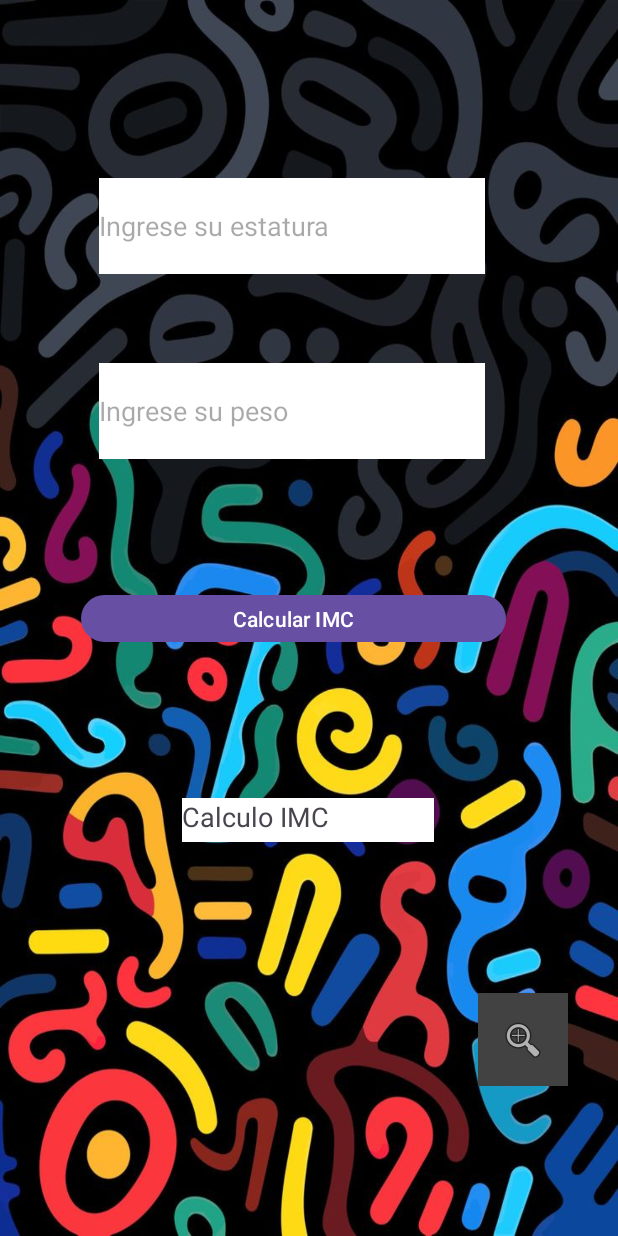
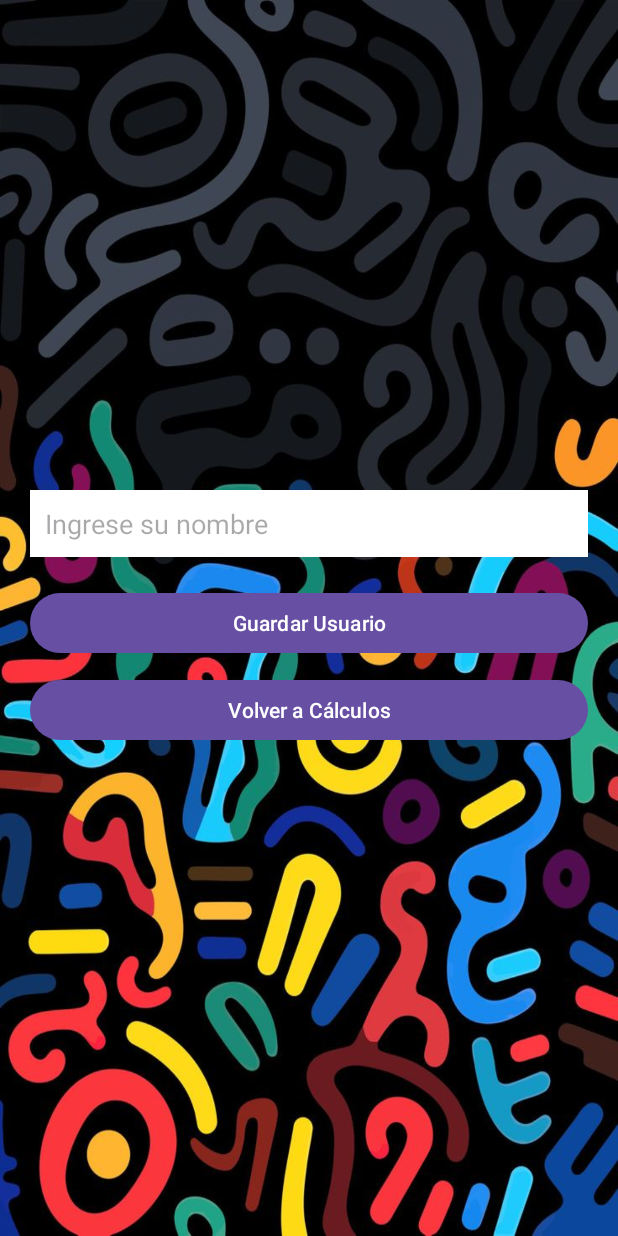
Before and after one commit to FernandoGuevaraD/AndroidStudio, an Android app: the screen it shows after launch (MainActivity before the commit, RegistrarUsuarioActivity after it), on a phone screen of 412 x 824 dp. Run offline under Robolectric (Android 15) with nearby library versions, the phone set to English and light mode, and no system bars.

Commit message:
usuario Completos

```diff
--- a/app/src/main/AndroidManifest.xml
+++ b/app/src/main/AndroidManifest.xml
@@ -32,5 +32,8 @@
             android:name=".HistoricosActivity"
             android:exported="true"/>
 
+        <activity android:name=".RegistrarUsuarioActivity" android:exported="true"/>
+
+
     </application>
 </manifest>
--- a/app/src/main/java/com/example/myfirstproject/IMCDatabaseHelper.kt
+++ b/app/src/main/java/com/example/myfirstproject/IMCDatabaseHelper.kt
@@ -10,58 +10,95 @@ class IMCDatabaseHelper(context: Context) :
 
     companion object {
         private const val DATABASE_NAME = "imc.db"
-        private const val DATABASE_VERSION = 1
-        private const val TABLE_NAME = "historicos"
-        private const val COLUMN_ID = "id"
-        private const val COLUMN_FECHA = "fecha"
-        private const val COLUMN_HORA = "hora"
-        private const val COLUMN_IMC = "imc"
-        private const val COLUMN_ESTADO = "estado"
+        private const val DATABASE_VERSION = 2 // ← sube versión si ya tenías instalada la app
+        private const val TABLE_HISTORICOS = "historicos"
+        private const val TABLE_USUARIO = "usuario"
     }
 
     override fun onCreate(db: SQLiteDatabase) {
-        val createTable = """
-            CREATE TABLE $TABLE_NAME (
-                $COLUMN_ID INTEGER PRIMARY KEY AUTOINCREMENT,
-                $COLUMN_FECHA TEXT,
-                $COLUMN_HORA TEXT,
-                $COLUMN_IMC REAL,
-                $COLUMN_ESTADO TEXT
+        val createTableHistoricos = """
+            CREATE TABLE $TABLE_HISTORICOS (
+                id INTEGER PRIMARY KEY AUTOINCREMENT,
+                fecha TEXT,
+                hora TEXT,
+                imc REAL,
+                estado TEXT,
+                usuario TEXT
             )
         """.trimIndent()
-        db.execSQL(createTable)
+
+        val createTableUsuario = """
+            CREATE TABLE $TABLE_USUARIO (
+                id INTEGER PRIMARY KEY AUTOINCREMENT,
+                nombre TEXT
+            )
+        """.trimIndent()
+
+        db.execSQL(createTableHistoricos)
+        db.execSQL(createTableUsuario)
     }
 
     override fun onUpgrade(db: SQLiteDatabase, oldVersion: Int, newVersion: Int) {
-        db.execSQL("DROP TABLE IF EXISTS $TABLE_NAME")
+        db.execSQL("DROP TABLE IF EXISTS $TABLE_HISTORICOS")
+        db.execSQL("DROP TABLE IF EXISTS $TABLE_USUARIO")
         onCreate(db)
     }
 
-    fun insertarRegistro(fecha: String, hora: String, imc: Float, estado: String) {
+    // -------------------------
+    // Funciones para usuario
+    // -------------------------
+    fun guardarUsuario(nombre: String) {
+        val db = writableDatabase
+        db.execSQL("DELETE FROM $TABLE_USUARIO") // Solo permitimos un usuario activo
+        val values = ContentValues().apply {
+            put("nombre", nombre)
+        }
+        db.insert(TABLE_USUARIO, null, values)
+        db.close()
+    }
+
+    fun obtenerUsuario(): String? {
+        val db = readableDatabase
+        val cursor = db.rawQuery("SELECT nombre FROM $TABLE_USUARIO LIMIT 1", null)
+        var nombre: String? = null
+        if (cursor.moveToFirst()) {
+            nombre = cursor.getString(0)
+        }
+        cursor.close()
+        db.close()
+        return nombre
+    }
+
+    // -------------------------
+    // Funciones para historicos
+    // -------------------------
+    fun insertarRegistro(fecha: String, hora: String, imc: Float, estado: String, usuario: String) {
         val db = writableDatabase
         val values = ContentValues().apply {
-            put(COLUMN_FECHA, fecha)
-            put(COLUMN_HORA, hora)
-            put(COLUMN_IMC, imc)
-            put(COLUMN_ESTADO, estado)
+            put("fecha", fecha)
+            put("hora", hora)
+            put("imc", imc)
+            put("estado", estado)
+            put("usuario", usuario)
         }
-        db.insert(TABLE_NAME, null, values)
+        db.insert(TABLE_HISTORICOS, null, values)
         db.close()
     }
 
     fun obtenerRegistros(): List<String> {
         val lista = mutableListOf<String>()
         val db = readableDatabase
-        val cursor = db.rawQuery("SELECT * FROM $TABLE_NAME ORDER BY $COLUMN_ID DESC", null)
+        val cursor = db.rawQuery("SELECT * FROM $TABLE_HISTORICOS ORDER BY id DESC", null)
 
         if (cursor.moveToFirst()) {
             do {
-                val fecha = cursor.getString(cursor.getColumnIndexOrThrow(COLUMN_FECHA))
-                val hora = cursor.getString(cursor.getColumnIndexOrThrow(COLUMN_HORA))
-                val imc = cursor.getFloat(cursor.getColumnIndexOrThrow(COLUMN_IMC))
-                val estado = cursor.getString(cursor.getColumnIndexOrThrow(COLUMN_ESTADO))
+                val fecha = cursor.getString(cursor.getColumnIndexOrThrow("fecha"))
+                val hora = cursor.getString(cursor.getColumnIndexOrThrow("hora"))
+                val imc = cursor.getFloat(cursor.getColumnIndexOrThrow("imc"))
+                val estado = cursor.getString(cursor.getColumnIndexOrThrow("estado"))
+                val usuario = cursor.getString(cursor.getColumnIndexOrThrow("usuario"))
 
-                lista.add("$fecha $hora\nIMC: %.2f - $estado".format(imc))
+                lista.add("Usuario: $usuario\n$fecha $hora\nIMC: %.2f - $estado".format(imc))
             } while (cursor.moveToNext())
         }
         cursor.close()
--- /dev/null
+++ b/app/src/main/java/com/example/myfirstproject/RegistrarUsuarioActivity.kt
@@ -0,0 +1,39 @@
+package com.example.myfirstproject
+
+import android.content.Intent
+import androidx.appcompat.app.AppCompatActivity
+import android.os.Bundle
+import android.widget.Button
+import android.widget.EditText
+import android.widget.Toast
+
+class RegistrarUsuarioActivity : AppCompatActivity() {
+    override fun onCreate(savedInstanceState: Bundle?) {
+        super.onCreate(savedInstanceState)
+        setContentView(R.layout.activity_registrar_usuario)
+
+        val editNombre = findViewById<EditText>(R.id.editNombre)
+        val botonGuardar = findViewById<Button>(R.id.botonGuardar)
+        val botonVolver = findViewById<Button>(R.id.botonVolver)
+
+        val dbHelper = IMCDatabaseHelper(this)
+
+        botonGuardar.setOnClickListener {
+            val nombre = editNombre.text.toString().trim()
+            if (nombre.isNotEmpty()) {
+                dbHelper.guardarUsuario(nombre)
+                Toast.makeText(this, "Usuario guardado", Toast.LENGTH_SHORT).show()
+
+                val intent = Intent(this, MainActivity::class.java)
+                startActivity(intent)
+                finish()
+            } else {
+                Toast.makeText(this, "Ingrese un nombre", Toast.LENGTH_SHORT).show()
+            }
+        }
+
+        botonVolver.setOnClickListener {
+            finish() // Regresar a MainActivity si ya existe un usuario
+        }
+    }
+}
--- a/app/src/main/java/com/example/myfirstproject/SplashActivity.kt
+++ b/app/src/main/java/com/example/myfirstproject/SplashActivity.kt
@@ -2,19 +2,28 @@ package com.example.myfirstproject
 
 import android.content.Intent
 import android.os.Bundle
-import androidx.appcompat.app.AppCompatActivity
 import android.os.Handler
 import android.os.Looper
+import androidx.appcompat.app.AppCompatActivity
 
 class SplashActivity : AppCompatActivity() {
     override fun onCreate(savedInstanceState: Bundle?) {
         super.onCreate(savedInstanceState)
         setContentView(R.layout.activity_splash)
 
-        // Espera 4 segundos y abre MainActivity
+        // Espera 4 segundos y luego decide a qué pantalla ir
         Handler(Looper.getMainLooper()).postDelayed({
-            startActivity(Intent(this, MainActivity::class.java))
+            val dbHelper = IMCDatabaseHelper(this)
+            val usuario = dbHelper.obtenerUsuario()
+
+            val intent = if (usuario == null) {
+                Intent(this, RegistrarUsuarioActivity::class.java)
+            } else {
+                Intent(this, MainActivity::class.java)
+            }
+
+            startActivity(intent)
             finish() // Cierra el Splash para que no regrese al presionar "back"
-        }, 2000)
+        }, 2000) // ← aquí pon 4000 si quieres 4 segundos, ahora tienes 2000 (2 seg)
     }
 }
--- /dev/null
+++ b/app/src/main/res/layout/activity_registrar_usuario.xml
@@ -0,0 +1,33 @@
+<?xml version="1.0" encoding="utf-8"?>
+<LinearLayout xmlns:android="http://schemas.android.com/apk/res/android"
+    android:layout_width="match_parent"
+    android:layout_height="match_parent"
+    android:orientation="vertical"
+    android:padding="20dp"
+    android:gravity="center"
+    android:background="@drawable/fonfo_pan">
+
+    <EditText
+        android:id="@+id/editNombre"
+        android:layout_width="match_parent"
+        android:layout_height="wrap_content"
+        android:hint="Ingrese su nombre"
+        android:inputType="textPersonName"
+        android:padding="10dp"
+        android:background="@color/white"
+        android:textColor="@color/black"/>
+
+    <Button
+        android:id="@+id/botonGuardar"
+        android:layout_width="match_parent"
+        android:layout_height="wrap_content"
+        android:text="Guardar Usuario"
+        android:layout_marginTop="20dp"/>
+
+    <Button
+        android:id="@+id/botonVolver"
+        android:layout_width="match_parent"
+        android:layout_height="wrap_content"
+        android:text="Volver a Cálculos"
+        android:layout_marginTop="10dp"/>
+</LinearLayout>
```
Also changed, not shown: app/src/main/java/com/example/myfirstproject/MainActivity.kt (+10 -6 lines), app/src/main/res/layout/activity_main.xml (+17 -3 lines).
